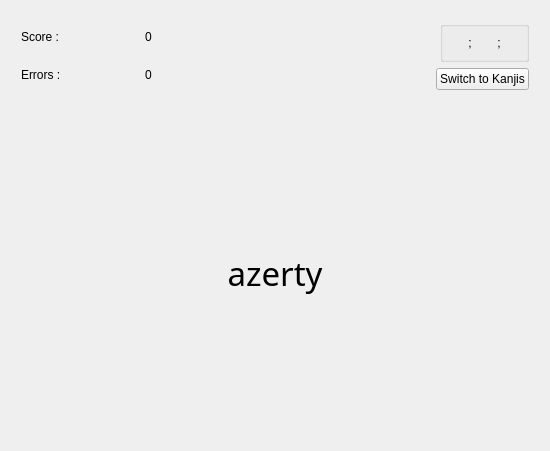
First picture: the form in Src/Pages/QcmExercicePage.ui, repository Aryetis/Obenkyobo, before the edit.
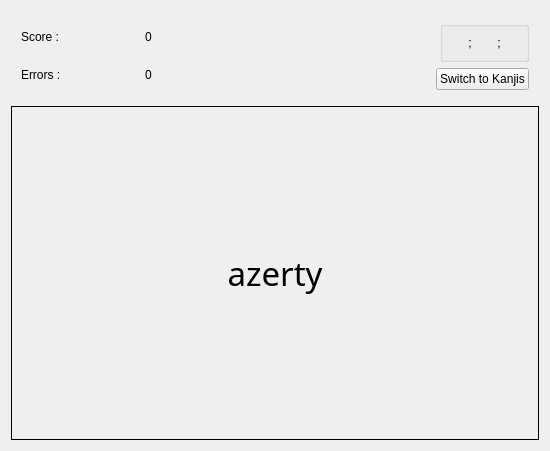
Second picture: the form after the edit.

Commit message: ok let's fix size every fucking thing

Patch:
```diff
--- a/Src/Pages/QcmExercicePage.ui
+++ b/Src/Pages/QcmExercicePage.ui
@@ -259,6 +259,9 @@
            <pointsize>25</pointsize>
           </font>
          </property>
+         <property name="frameShape">
+          <enum>QFrame::Box</enum>
+         </property>
          <property name="text">
           <string>azerty</string>
          </property>
```
The commit also changes 1 other file.
